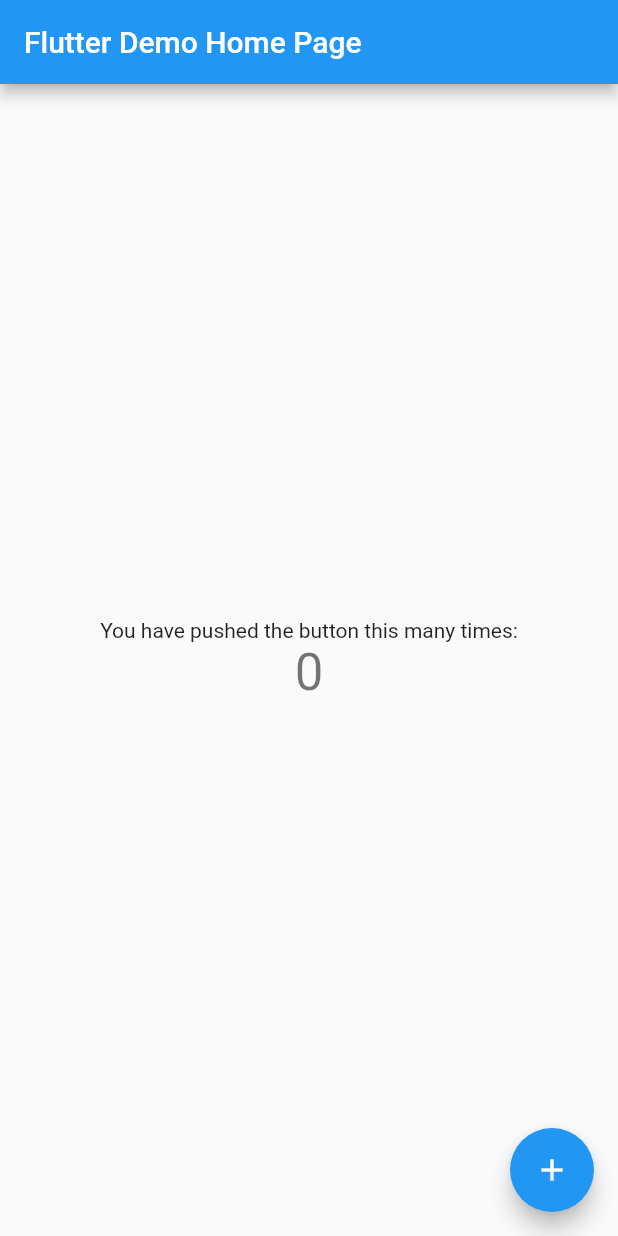
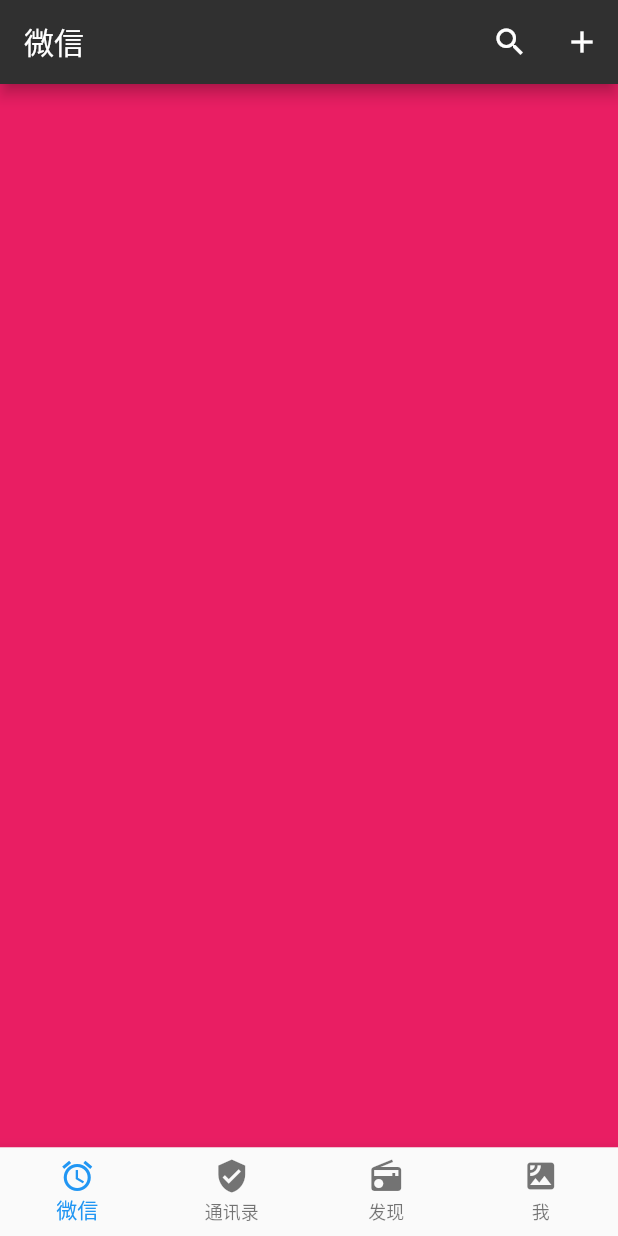
Before and after one commit to zhaoqiyin/wechat_clone, a Flutter app: the screen it shows after launch, on a phone screen of 412 x 824 dp. Run offline on Flutter 3.47's test engine with Material 2 defaults, Android fonts, the phone set to English and light mode, and no system bars.

Commit message:
完成首页大框架

```diff
--- /dev/null
+++ b/lib/constants.dart
@@ -0,0 +1,3 @@
+class AppColors {
+  static const AppBarColor = 0xff303030;
+}
--- /dev/null
+++ b/lib/home/home_screen.dart
@@ -0,0 +1,86 @@
+import 'package:flutter/material.dart';
+
+class NavigationIconView {
+  final String _title;
+  final Widget _icon;
+  final Widget _activeIcon;
+  final BottomNavigationBarItem item;
+
+  NavigationIconView({Key key, String title, Widget icon, Widget activeIcon}) :
+    _title = title,
+    _icon = icon,
+    _activeIcon = activeIcon,
+    item = BottomNavigationBarItem(
+      icon: icon,
+      activeIcon: activeIcon,
+      title: Text(title),
+      backgroundColor: Colors.white
+    );
+}
+
+class HomeScreen extends StatefulWidget {
+  _HomeScreenState createState() => _HomeScreenState();
+}
+
+class _HomeScreenState extends State<HomeScreen> {
+  List<NavigationIconView> _navigationViews;
+
+  void initState() {
+    super.initState();
+    _navigationViews = [
+      NavigationIconView(
+        title: '微信',
+        icon: Icon(Icons.ac_unit),
+        activeIcon: Icon(Icons.access_alarm)
+      ),
+      NavigationIconView(
+        title: '通讯录',
+        icon: Icon(Icons.verified_user),
+        activeIcon: Icon(Icons.vertical_align_bottom)
+      ),
+      NavigationIconView(
+        title: '发现',
+        icon: Icon(Icons.radio),
+        activeIcon: Icon(Icons.radio_button_checked)
+      ),
+      NavigationIconView(
+        title: '我',
+        icon: Icon(Icons.satellite),
+        activeIcon: Icon(Icons.save)
+      ),
+    ];
+  }
+
+  @override
+  Widget build(BuildContext context) {
+    final BottomNavigationBar botNavBar = BottomNavigationBar(
+      items: _navigationViews.map((NavigationIconView view){
+        return view.item;
+      }).toList(),
+      currentIndex: 0,
+      type: BottomNavigationBarType.fixed,
+      onTap: (int index){
+        print('点击的是第$index个Tab');
+      },
+    );
+    return Scaffold(
+      appBar: AppBar(
+        title:Text('微信'),
+        actions: [
+          IconButton(
+            icon: Icon(Icons.search),
+            onPressed: () { print('点击了搜索按钮'); },
+          ),
+          IconButton(
+            icon: Icon(Icons.add),
+            onPressed: () { print('显示下拉列表'); },
+          )
+        ],
+      ),
+      body: Container(
+        color: Colors.pink,
+      ),
+      bottomNavigationBar: botNavBar,
+    );
+  }
+}
--- a/lib/main.dart
+++ b/lib/main.dart
@@ -1,111 +1,12 @@
 import 'package:flutter/material.dart';
 
-void main() => runApp(MyApp());
+import './constants.dart' show AppColors;
+import './home/home_screen.dart';
 
-class MyApp extends StatelessWidget {
-  // This widget is the root of your application.
-  @override
-  Widget build(BuildContext context) {
-    return MaterialApp(
-      title: 'Flutter Demo',
-      theme: ThemeData(
-        // This is the theme of your application.
-        //
-        // Try running your application with "flutter run". You'll see the
-        // application has a blue toolbar. Then, without quitting the app, try
-        // changing the primarySwatch below to Colors.green and then invoke
-        // "hot reload" (press "r" in the console where you ran "flutter run",
-        // or simply save your changes to "hot reload" in a Flutter IDE).
-        // Notice that the counter didn't reset back to zero; the application
-        // is not restarted.
-        primarySwatch: Colors.blue,
-      ),
-      home: MyHomePage(title: 'Flutter Demo Home Page'),
-    );
-  }
-}
-
-class MyHomePage extends StatefulWidget {
-  MyHomePage({Key key, this.title}) : super(key: key);
-
-  // This widget is the home page of your application. It is stateful, meaning
-  // that it has a State object (defined below) that contains fields that affect
-  // how it looks.
-
-  // This class is the configuration for the state. It holds the values (in this
-  // case the title) provided by the parent (in this case the App widget) and
-  // used by the build method of the State. Fields in a Widget subclass are
-  // always marked "final".
-
-  final String title;
-
-  @override
-  _MyHomePageState createState() => _MyHomePageState();
-}
-
-class _MyHomePageState extends State<MyHomePage> {
-  int _counter = 0;
-
-  void _incrementCounter() {
-    setState(() {
-      // This call to setState tells the Flutter framework that something has
-      // changed in this State, which causes it to rerun the build method below
-      // so that the display can reflect the updated values. If we changed
-      // _counter without calling setState(), then the build method would not be
-      // called again, and so nothing would appear to happen.
-      _counter++;
-    });
-  }
-
-  @override
-  Widget build(BuildContext context) {
-    // This method is rerun every time setState is called, for instance as done
-    // by the _incrementCounter method above.
-    //
-    // The Flutter framework has been optimized to make rerunning build methods
-    // fast, so that you can just rebuild anything that needs updating rather
-    // than having to individually change instances of widgets.
-    return Scaffold(
-      appBar: AppBar(
-        // Here we take the value from the MyHomePage object that was created by
-        // the App.build method, and use it to set our appbar title.
-        title: Text(widget.title),
-      ),
-      body: Center(
-        // Center is a layout widget. It takes a single child and positions it
-        // in the middle of the parent.
-        child: Column(
-          // Column is also layout widget. It takes a list of children and
-          // arranges them vertically. By default, it sizes itself to fit its
-          // children horizontally, and tries to be as tall as its parent.
-          //
-          // Invoke "debug painting" (press "p" in the console, choose the
-          // "Toggle Debug Paint" action from the Flutter Inspector in Android
-          // Studio, or the "Toggle Debug Paint" command in Visual Studio Code)
-          // to see the wireframe for each widget.
-          //
-          // Column has various properties to control how it sizes itself and
-          // how it positions its children. Here we use mainAxisAlignment to
-          // center the children vertically; the main axis here is the vertical
-          // axis because Columns are vertical (the cross axis would be
-          // horizontal).
-          mainAxisAlignment: MainAxisAlignment.center,
-          children: <Widget>[
-            Text(
-              'You have pushed the button this many times:',
-            ),
-            Text(
-              '$_counter',
-              style: Theme.of(context).textTheme.display1,
-            ),
-          ],
-        ),
-      ),
-      floatingActionButton: FloatingActionButton(
-        onPressed: _incrementCounter,
-        tooltip: 'Increment',
-        child: Icon(Icons.add),
-      ), // This trailing comma makes auto-formatting nicer for build methods.
-    );
-  }
-}
+void main() => runApp(MaterialApp(
+  title: 'Wechat',
+  theme: ThemeData.light().copyWith(
+    primaryColor: Color(AppColors.AppBarColor),
+  ),
+  home: HomeScreen(),
+));
```
